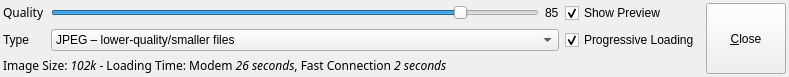
The window that trunk/app/savesettingstool.ui (BackupTheBerlios/imagerocket-svn) describes before a commit, drawn with Qt 5.
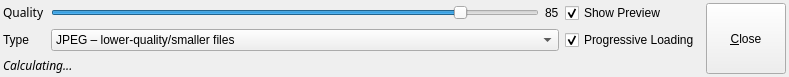
The same window after the commit.

Diff of the .ui file:
```diff
--- a/trunk/app/savesettingstool.ui
+++ b/trunk/app/savesettingstool.ui
@@ -93,7 +93,7 @@
    <item row="2" column="0" colspan="4" >
     <widget class="QLabel" name="lblSize" >
      <property name="text" >
-      <string>&lt;html>&lt;head>&lt;meta name="qrichtext" content="1" />&lt;/head>&lt;body style=" white-space: pre-wrap; font-family:Sans Serif; font-weight:400; font-style:normal; text-decoration:none;">&lt;p style=" margin-top:0px; margin-bottom:0px; margin-left:0px; margin-right:0px; -qt-block-indent:0; text-indent:0px;">Image Size: &lt;span style=" font-style:italic;">102k&lt;/span> - Loading Time: Modem &lt;span style=" font-style:italic;">26 seconds&lt;/span>, Fast Connection &lt;span style=" font-style:italic;">2 seconds&lt;/span>&lt;/p>&lt;/body>&lt;/html></string>
+      <string>&lt;html>&lt;head>&lt;meta name="qrichtext" content="1" />&lt;/head>&lt;body style=" white-space: pre-wrap; font-family:Sans Serif; font-size:9pt; font-weight:400; font-style:normal; text-decoration:none;">&lt;p style=" margin-top:0px; margin-bottom:0px; margin-left:0px; margin-right:0px; -qt-block-indent:0; text-indent:0px;">&lt;span style=" font-style:italic;">Calculating...&lt;/span>&lt;/p>&lt;/body>&lt;/html></string>
      </property>
     </widget>
    </item>
```
